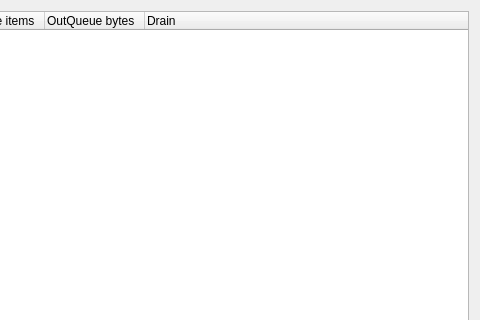
The window that retroshare-gui/src/gui/statistics/BwCtrlWindow.ui (RetroShare/RetroShare) describes before a commit, drawn with Qt 5; both pictures show x 967 to 1447 and y 0 to 320 of the 1447 by 471 pixel window.
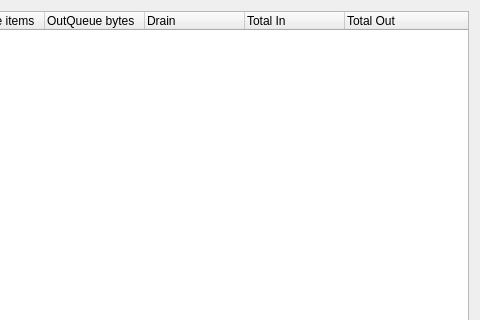
The same window after the commit. Custom widgets are drawn as their Qt base class.

Commit message: add total in and total since peer connected

```diff
--- a/retroshare-gui/src/gui/statistics/BwCtrlWindow.ui
+++ b/retroshare-gui/src/gui/statistics/BwCtrlWindow.ui
@@ -83,6 +83,16 @@
         <string>Drain</string>
        </property>
       </column>
+      <column>
+       <property name="text">
+        <string>Total In</string>
+       </property>
+      </column>
+      <column>
+       <property name="text">
+        <string>Total Out</string>
+       </property>
+      </column>
      </widget>
      <widget class="QSplitter" name="splitter">
       <property name="orientation">
```
The commit also changes 2 other files.
